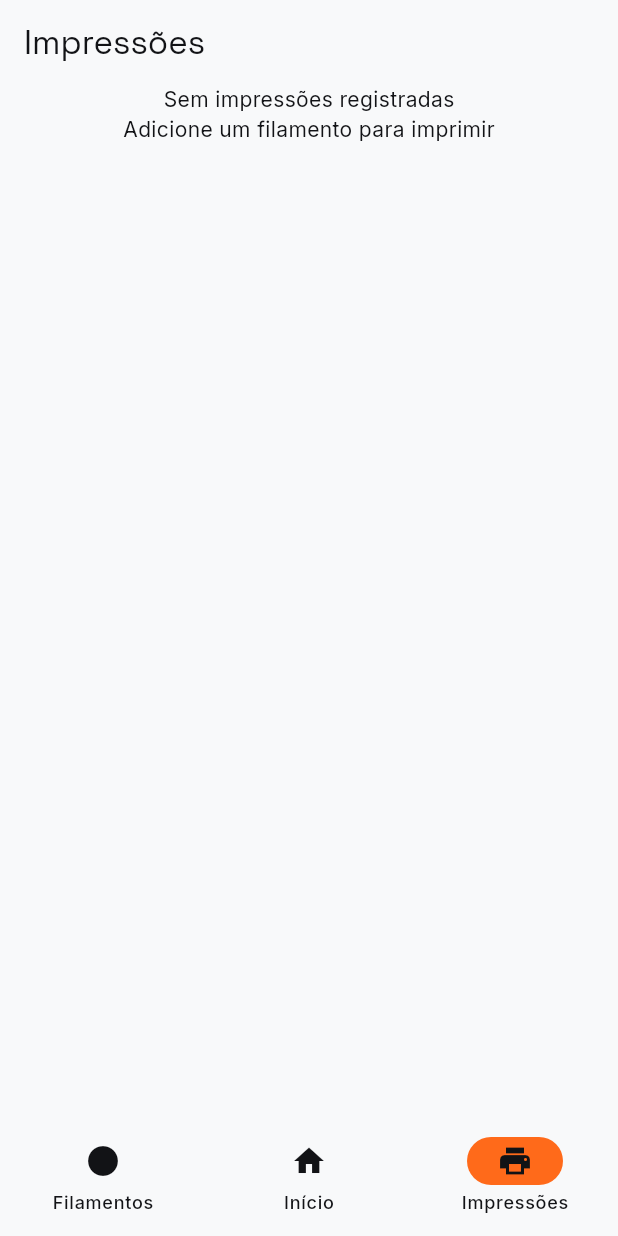
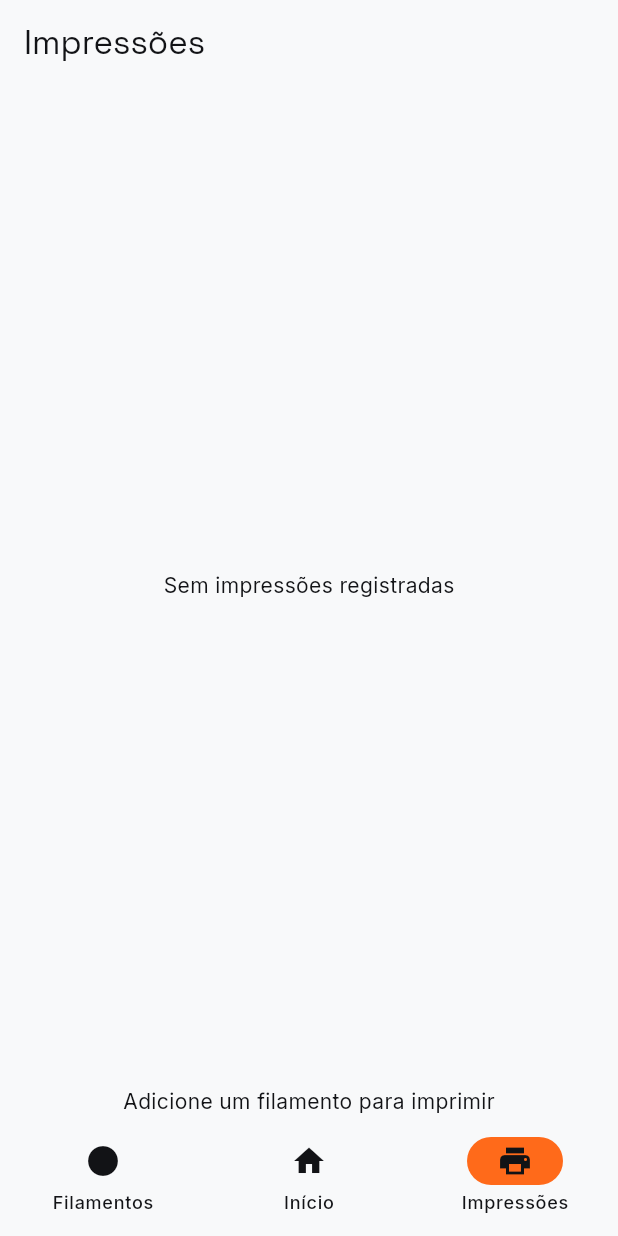
Before and after one commit to felipepcmourao/filament_os, a Flutter app: the PrintsPage screen opened by its route, on a phone screen of 412 x 824 dp. Run offline on Flutter 3.47's test engine with Material 3 defaults, Android fonts, the phone set to English and light mode, and no system bars; our stand-ins replace equatable, flutter_riverpod, go_router, google_fonts.

Commit message:
refactor(prints): isola rebuild de cada lista com Consumer próprio
Os dois watch no topo do build faziam uma mudança na lista de filamentos reconstruir também a lista de impressões, e vice-versa. Agora cada provider tem o seu Consumer. O botão de registrar continua atualizando as duas porque invalida os dois providers explicitamente.

O Expanded fica por fora do Consumer, sempre presente como filho direto da Column, e o when escolhe só o que vai dentro dele. Com o Consumer entre a Column e o Expanded, o Flutter lança Incorrect use of ParentDataWidget em runtime, o que nem analyze nem test pegam.

Co-Authored-By: Claude Opus 5 <noreply@anthropic.com>

```diff
--- a/lib/features/prints/presentation/prints_page.dart
+++ b/lib/features/prints/presentation/prints_page.dart
@@ -23,34 +23,43 @@ import 'package:flutter_riverpod/flutter_riverpod.dart';
 /// gera dois `Print` com o mesmo id, porque nem `Print` nem
 /// `PrintsRepositoryFakeImpl.add()` barram isso. Sai quando existir um
 /// formulário de verdade.
-class PrintsPage extends ConsumerWidget {
+class PrintsPage extends StatelessWidget {
   const PrintsPage({super.key});
 
   @override
-  Widget build(BuildContext context, WidgetRef ref) {
-    final filaments = ref.watch(filamentsListProvider);
-    final prints = ref.watch(printsListProvider);
+  Widget build(BuildContext context) {
     return Scaffold(
-      appBar: AppBar(title: const Text('Impressões')),
+      appBar: AppBar(title: const Text('Impressões'),  scrolledUnderElevation: 0,),
       body: SafeArea(
         child: Column(
           children: [
-            prints.when(
+            Expanded(
+              child: Consumer(
+                builder: (context, ref, child) {
+                  final prints = ref.watch(printsListProvider);
+                  return prints.when(
                     data: (data) => data.isEmpty
-                  ? const Center(child: Text('Sem impressões registradas'))
-                  : Expanded(
-                      child: ListView.builder(
+                        ? const Center(
+                            child: Text('Sem impressões registradas'),
+                          )
+                        : ListView.builder(
                             itemCount: data.length,
                             itemBuilder: (context, index) {
                               final print = data[index];
                               return ListTile(title: Text(print.name));
                             },
                           ),
+                    error: (err, stack) => ErrorMessageView(error: err),
+                    loading: () =>
+                        const Center(child: CircularProgressIndicator()),
+                  );
+                },
               ),
-              error: (err, stack) => ErrorMessageView(error: err),
-              loading: () => const Center(child: CircularProgressIndicator()),
             ),
-            filaments.when(
+            Consumer(
+              builder: (context, ref, child) {
+                final filaments = ref.watch(filamentsListProvider);
+                return filaments.when(
                   data: (data) => data.isEmpty
                       ? const Center(
                           child: Text('Adicione um filamento para imprimir'),
@@ -67,7 +76,9 @@ class PrintsPage extends ConsumerWidget {
                                   filamentUsage: [
                                     (
                                       filamentId: '00003',
-                                  usedGrams: Weight(weightInMiligrams: 30000),
+                                      usedGrams: Weight(
+                                        weightInMiligrams: 30000,
+                                      ),
                                     ),
                                   ],
                                   finalWeight: Weight(weightInMiligrams: 30000),
@@ -81,7 +92,10 @@ class PrintsPage extends ConsumerWidget {
                           child: const Text('Registrar Impressão'),
                         ),
                   error: (err, stack) => ErrorMessageView(error: err),
-              loading: () => const Center(child: CircularProgressIndicator()),
+                  loading: () =>
+                      const Center(child: CircularProgressIndicator()),
+                );
+              },
             ),
           ],
         ),
```
Lines whose indentation alone changed are shown as unchanged.
